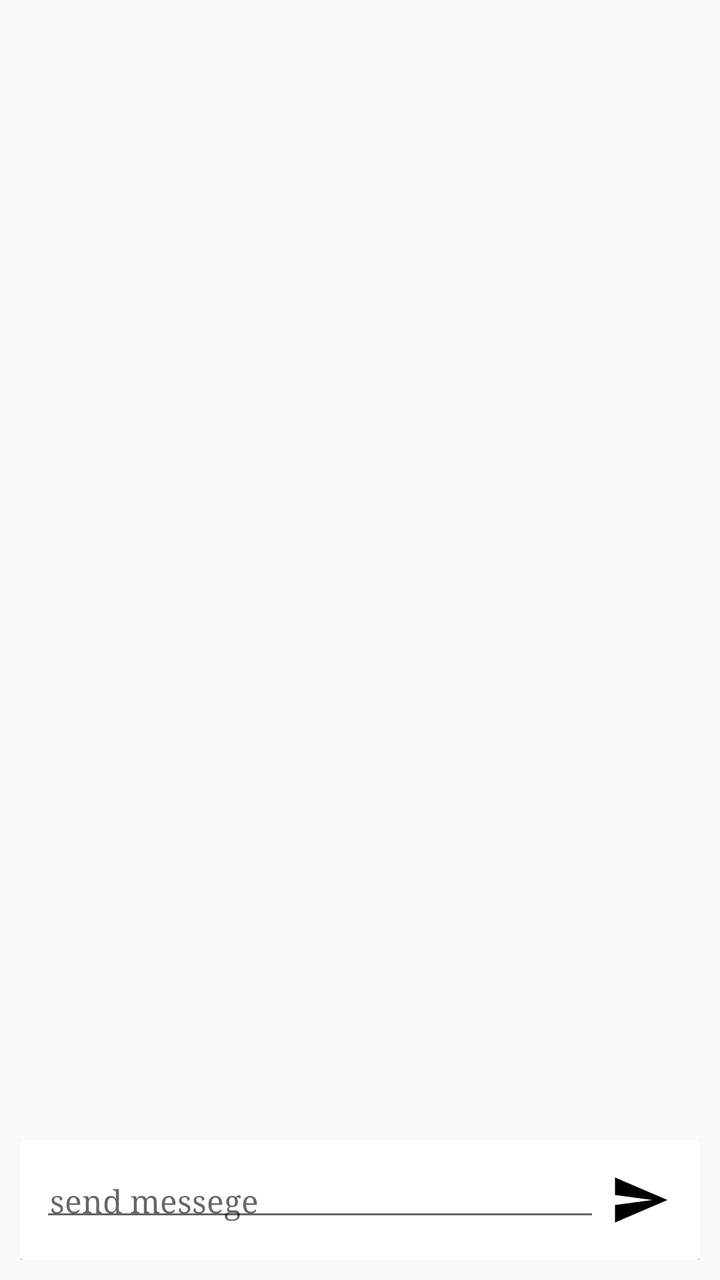
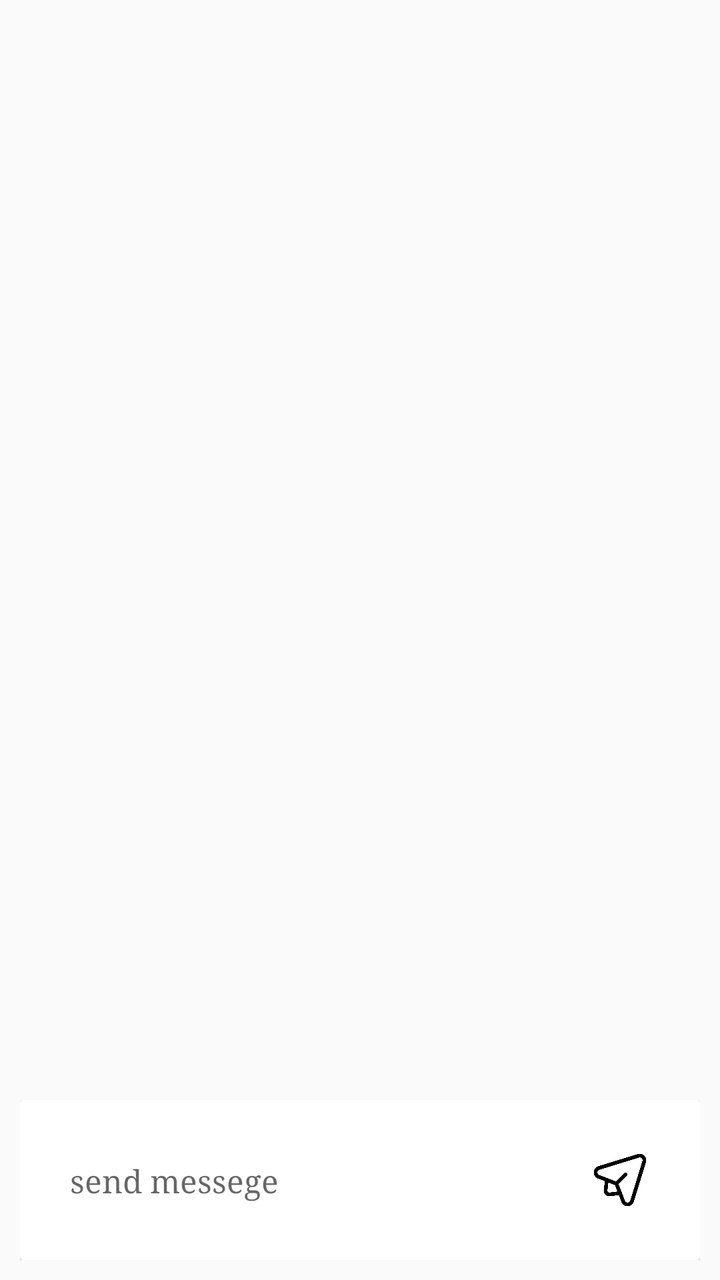

An Android layout rendered at two revisions. The XML below is the earlier revision; the diff shows what the commit changed to produce the second picture.
<!-- AndroidManifest.xml: application theme Theme.LawAdvat -->
<!-- res/layout/activity_chat.xml -->
<?xml version="1.0" encoding="utf-8"?>
<androidx.constraintlayout.widget.ConstraintLayout xmlns:android="http://schemas.android.com/apk/res/android"
    xmlns:app="http://schemas.android.com/apk/res-auto"
    xmlns:tools="http://schemas.android.com/tools"
    android:layout_width="match_parent"
    android:layout_height="match_parent"
    tools:context=".ui.messege.ChatActivity">

    <androidx.recyclerview.widget.RecyclerView
        android:id="@+id/chat_recyclerview"
        android:layout_width="match_parent"
        android:layout_height="wrap_content"
        android:padding="10dp"
        app:layout_constraintEnd_toEndOf="parent"
        app:layout_constraintStart_toStartOf="parent"
        app:layout_constraintTop_toTopOf="parent" />

    <androidx.constraintlayout.widget.ConstraintLayout
        android:id="@+id/constraintLayout1"
        android:layout_width="match_parent"
        android:layout_height="wrap_content"
        android:orientation="horizontal"
        android:padding="10dp"
        app:layout_constraintBottom_toBottomOf="parent"
        app:layout_constraintEnd_toEndOf="parent"
        app:layout_constraintStart_toStartOf="parent">

        <androidx.cardview.widget.CardView
            android:layout_width="match_parent"
            android:layout_height="wrap_content"
            android:padding="10dp"
            app:layout_constraintBottom_toBottomOf="parent"
            app:layout_constraintEnd_toEndOf="parent"
            app:layout_constraintStart_toStartOf="parent"
            app:layout_constraintTop_toTopOf="parent">

            <androidx.constraintlayout.widget.ConstraintLayout
                android:id="@+id/constraintLayout"
                android:layout_width="match_parent"
                android:layout_height="wrap_content"
                android:orientation="horizontal"
                android:padding="10dp">

                <EditText
                    android:id="@+id/send_messsage"
                    android:layout_width="0dp"
                    android:layout_height="wrap_content"
                    android:padding="05dp"
                    android:fontFamily="serif"
                    android:hint="send messege"
                    app:layout_constraintBottom_toBottomOf="parent"
                    app:layout_constraintEnd_toStartOf="@+id/send_message_vector"
                    app:layout_constraintStart_toStartOf="parent"
                    app:layout_constraintTop_toTopOf="parent" />

                <ImageView
                    android:id="@+id/send_message_vector"
                    android:layout_width="40dp"
                    android:layout_height="40dp"
                    android:padding="05dp"
                    app:layout_constraintBottom_toBottomOf="parent"
                    app:layout_constraintEnd_toEndOf="parent"
                    app:layout_constraintTop_toTopOf="parent"
                    app:srcCompat="@drawable/baseline_send_24" />
            </androidx.constraintlayout.widget.ConstraintLayout>

        </androidx.cardview.widget.CardView>

</androidx.constraintlayout.widget.ConstraintLayout>
</androidx.constraintlayout.widget.ConstraintLayout>
<!-- resources referenced by this layout -->
<resources>
  <!-- drawable baseline_send_24 (drawable) -->
  <vector android:autoMirrored="true" android:height="24dp"
      android:tint="#000000" android:viewportHeight="24"
      android:viewportWidth="24" android:width="24dp" xmlns:android="http://schemas.android.com/apk/res/android">
      <path android:fillColor="@android:color/white" android:pathData="M2.01,21L23,12 2.01,3 2,10l15,2 -15,2z"/>
  </vector>
  <style name="Theme.LawAdvat" parent="Theme.MaterialComponents.DayNight.DarkActionBar.Bridge">
          
          <item name="colorPrimary">@color/white</item>
          <item name="colorPrimaryVariant">#FFFFFF</item>
          <item name="colorOnPrimary">#009688</item>
          
          <item name="colorSecondary">@color/teal_200</item>
          <item name="colorSecondaryVariant">@color/teal_700</item>
          <item name="colorOnSecondary">#FFFFFF</item>
          
          <item name="android:statusBarColor">#FFFFFF</item>
          
          <item name="titleTextColor">@color/black</item>
          <item name="fontFamily">serif</item>
          <item name="android:textSize">16sp</item>
      </style>
  <color name="white">#FFFFFFFF</color>
  <color name="teal_200">#FF03DAC5</color>
  <color name="teal_700">#FF018786</color>
  <color name="black">#FF000000</color>
</resources>

<!-- the commit's change to res/layout/activity_chat.xml (unified diff, before → after) -->
@@ -10,6 +10,8 @@
         android:id="@+id/chat_recyclerview"
         android:layout_width="match_parent"
         android:layout_height="wrap_content"
+        android:orientation="vertical"
+
         android:padding="10dp"
         app:layout_constraintEnd_toEndOf="parent"
         app:layout_constraintStart_toStartOf="parent"
@@ -29,11 +31,17 @@
             android:layout_width="match_parent"
             android:layout_height="wrap_content"
             android:padding="10dp"
+
             app:layout_constraintBottom_toBottomOf="parent"
             app:layout_constraintEnd_toEndOf="parent"
             app:layout_constraintStart_toStartOf="parent"
-            app:layout_constraintTop_toTopOf="parent">
-
+            app:layout_constraintTop_toTopOf="parent"
+            tools:ignore="UnusedAttribute">
+    <LinearLayout
+    android:layout_width="match_parent"
+    android:layout_height="wrap_content"
+        android:background="@drawable/custom_round"
+        android:padding="10dp">
             <androidx.constraintlayout.widget.ConstraintLayout
                 android:id="@+id/constraintLayout"
                 android:layout_width="match_parent"
@@ -47,7 +55,9 @@
                     android:layout_height="wrap_content"
                     android:padding="05dp"
                     android:fontFamily="serif"
+                    android:background="@drawable/simple_round"
                     android:hint="send messege"
+                    android:gravity="top"
                     app:layout_constraintBottom_toBottomOf="parent"
                     app:layout_constraintEnd_toStartOf="@+id/send_message_vector"
                     app:layout_constraintStart_toStartOf="parent"
@@ -61,9 +71,9 @@
                     app:layout_constraintBottom_toBottomOf="parent"
                     app:layout_constraintEnd_toEndOf="parent"
                     app:layout_constraintTop_toTopOf="parent"
-                    app:srcCompat="@drawable/baseline_send_24" />
+                    app:srcCompat="@drawable/send" />
             </androidx.constraintlayout.widget.ConstraintLayout>
-
+        </LinearLayout>
         </androidx.cardview.widget.CardView>
 
 </androidx.constraintlayout.widget.ConstraintLayout>
<!-- resource entries referenced after the edit -->
@@ -1,11 +1,18 @@
 <!-- resources referenced by this layout -->
 <resources>
-  <!-- drawable baseline_send_24 (drawable) -->
-  <vector android:autoMirrored="true" android:height="24dp"
-      android:tint="#000000" android:viewportHeight="24"
-      android:viewportWidth="24" android:width="24dp" xmlns:android="http://schemas.android.com/apk/res/android">
-      <path android:fillColor="@android:color/white" android:pathData="M2.01,21L23,12 2.01,3 2,10l15,2 -15,2z"/>
-  </vector>
+  <!-- drawable custom_round (drawable) -->
+  <?xml version="1.0" encoding="utf-8"?>
+  <shape xmlns:android="http://schemas.android.com/apk/res/android">
+      <stroke android:color="#FFFFFF" android:width="4dp"/>
+      <corners android:topLeftRadius="40dp"
+          android:topRightRadius="40dp"/>
+  </shape>
+  <!-- drawable send: png bitmap (drawable, 13305 bytes) -->
+  <!-- drawable simple_round (drawable) -->
+  <?xml version="1.0" encoding="utf-8"?>
+  <shape xmlns:android="http://schemas.android.com/apk/res/android">
+      <corners android:topLeftRadius="40dp"/>
+  </shape>
   <style name="Theme.LawAdvat" parent="Theme.MaterialComponents.DayNight.DarkActionBar.Bridge">
           
           <item name="colorPrimary">@color/white</item>
